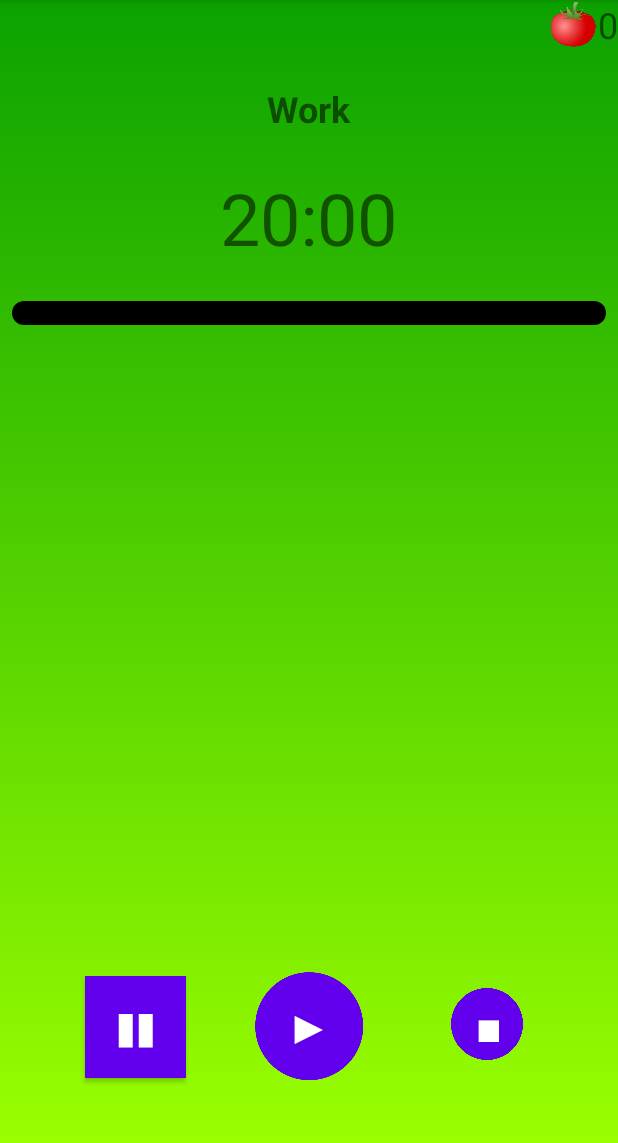
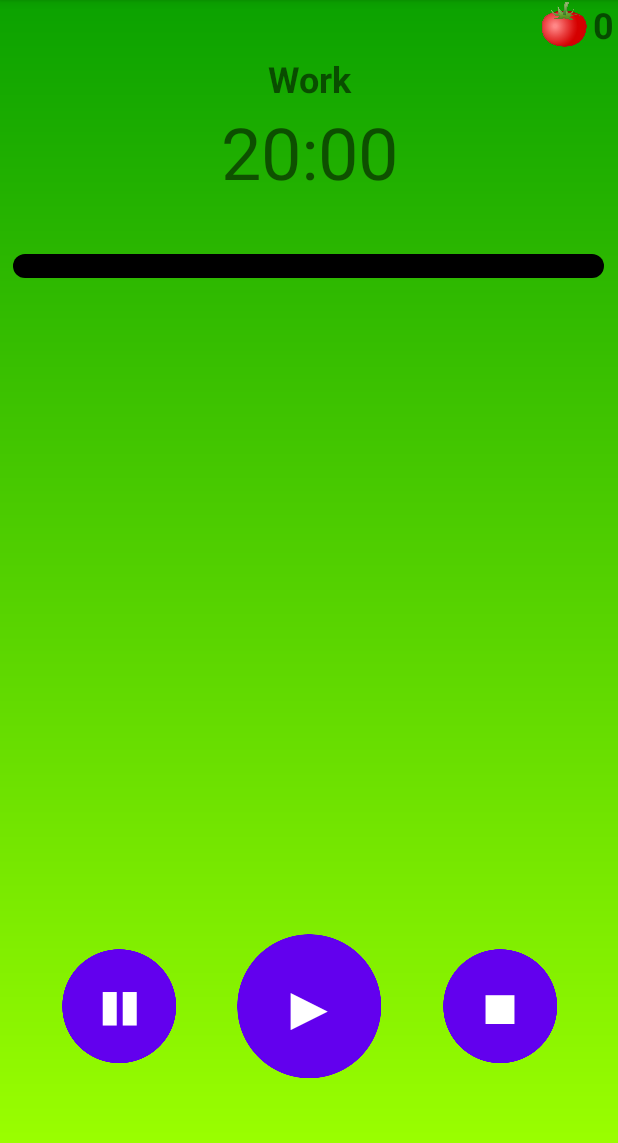
Before and after one commit to lukastojiljkovic/Pomodoro, an Android app: the screen it shows after launch (MainActivity), on a phone screen of 412 x 824 dp, the part 84-1227 px from its top. Run offline under Robolectric (Android 15) with nearby library versions, the phone set to English and light mode, and no system bars.

Commit message:
Initial Commit

```diff
--- a/app/src/main/res/layout/activity_main.xml
+++ b/app/src/main/res/layout/activity_main.xml
@@ -1,93 +1,102 @@
 <?xml version="1.0" encoding="utf-8"?>
-<RelativeLayout xmlns:android="http://schemas.android.com/apk/res/android"
+<androidx.constraintlayout.widget.ConstraintLayout xmlns:android="http://schemas.android.com/apk/res/android"
+    xmlns:app="http://schemas.android.com/apk/res-auto"
+    xmlns:tools="http://schemas.android.com/tools"
     android:layout_width="match_parent"
     android:layout_height="match_parent">
 
     <TextView
         android:id="@+id/completedPomodorosTextView"
-        android:layout_width="wrap_content"
-        android:layout_height="wrap_content"
-        android:layout_alignParentTop="true"
-        android:layout_alignParentEnd="true"
+        android:layout_width="19dp"
+        android:layout_height="32dp"
         android:text="0"
-        android:textSize="24sp" />
+        android:textAlignment="center"
+        android:textSize="24sp"
+        android:textStyle="bold"
+        app:layout_constraintEnd_toEndOf="parent"
+        app:layout_constraintTop_toTopOf="parent" />
 
     <ImageView
         android:id="@+id/tomatoImageView"
         android:layout_width="33dp"
         android:layout_height="32dp"
-        android:layout_marginEnd="0dp"
-        android:layout_toStartOf="@id/completedPomodorosTextView"
-        android:src="@drawable/tomato" />
+        android:src="@drawable/tomato"
+        app:layout_constraintBottom_toBottomOf="@+id/completedPomodorosTextView"
+        app:layout_constraintEnd_toStartOf="@+id/completedPomodorosTextView" />
 
     <TextView
         android:id="@+id/sessionNameTextView"
         android:layout_width="wrap_content"
         android:layout_height="wrap_content"
-        android:layout_below="@id/tomatoImageView"
-        android:layout_centerHorizontal="true"
-        android:layout_marginTop="24dp"
+        android:layout_marginTop="36dp"
         android:textSize="24sp"
-        android:textStyle="bold" />
+        android:textStyle="bold"
+        app:layout_constraintEnd_toEndOf="parent"
+        app:layout_constraintHorizontal_bias="0.501"
+        app:layout_constraintStart_toStartOf="parent"
+        app:layout_constraintTop_toTopOf="parent" />
 
     <TextView
         android:id="@+id/timeRemainingTextView"
         android:layout_width="wrap_content"
         android:layout_height="wrap_content"
-        android:layout_below="@id/sessionNameTextView"
-        android:layout_centerHorizontal="true"
-        android:layout_marginTop="24dp"
-        android:textSize="48sp" />
+        android:textSize="48sp"
+        app:layout_constraintEnd_toEndOf="parent"
+        app:layout_constraintHorizontal_bias="0.5"
+        app:layout_constraintStart_toStartOf="parent"
+        app:layout_constraintTop_toBottomOf="@id/sessionNameTextView"
+        app:layout_constraintVertical_bias="0.5" />
 
     <ProgressBar
         android:id="@+id/progressBar"
         style="?android:attr/progressBarStyleHorizontal"
         android:layout_width="394dp"
         android:layout_height="wrap_content"
-        android:layout_below="@id/timeRemainingTextView"
-        android:layout_alignParentStart="true"
-        android:layout_alignParentEnd="true"
-        android:layout_marginStart="8dp"
-        android:layout_marginTop="23dp"
-        android:layout_marginEnd="8dp"
-        android:progressDrawable="@drawable/custom_progress_bar" />
+        android:layout_marginTop="12dp"
+        android:progressDrawable="@drawable/custom_progress_bar"
+        app:layout_constraintBottom_toBottomOf="parent"
+        app:layout_constraintEnd_toEndOf="parent"
+        app:layout_constraintHorizontal_bias="0.47"
+        app:layout_constraintStart_toStartOf="parent"
+        app:layout_constraintTop_toBottomOf="@+id/timeRemainingTextView"
+        app:layout_constraintVertical_bias="0.04" />
 
     <Button
         android:id="@+id/playButton"
-        android:layout_width="72dp"
-        android:layout_height="72dp"
-        android:layout_alignParentBottom="true"
-        android:layout_centerHorizontal="true"
-        android:layout_marginBottom="48dp"
+        android:layout_width="96dp"
+        android:layout_height="96dp"
         android:background="@drawable/round_button_green"
         android:text="▶"
-        android:textSize="32sp" />
+        android:textSize="42sp"
+        app:layout_constraintBottom_toBottomOf="parent"
+        app:layout_constraintEnd_toEndOf="parent"
+        app:layout_constraintStart_toStartOf="parent"
+        app:layout_constraintTop_toTopOf="parent"
+        app:layout_constraintVertical_bias="0.927" />
 
     <Button
         android:id="@+id/pauseButton"
-        android:layout_width="67dp"
-        android:layout_height="68dp"
-        android:layout_alignParentEnd="true"
-        android:layout_alignParentBottom="true"
-        android:layout_marginEnd="288dp"
-        android:layout_marginBottom="49dp"
-        android:background="@drawable/round_button_yellow"
-        android:gravity="center"
-        android:padding="12dp"
-        android:shape="oval"
+        android:layout_width="76dp"
+        android:layout_height="76dp"
+        android:background="@drawable/round_button_green"
         android:text="❚❚"
-        android:textSize="24sp" />
+        android:textSize="24sp"
+        app:layout_constraintBottom_toBottomOf="@+id/playButton"
+        app:layout_constraintEnd_toStartOf="@+id/playButton"
+        app:layout_constraintStart_toStartOf="parent"
+        app:layout_constraintTop_toTopOf="@+id/playButton" />
 
     <Button
         android:id="@+id/stopButton"
-        android:layout_width="48dp"
-        android:layout_height="48dp"
-        android:layout_alignParentEnd="true"
-        android:layout_alignParentBottom="true"
-        android:layout_marginEnd="63dp"
-        android:layout_marginBottom="61dp"
-        android:background="@drawable/round_button_red"
+        android:layout_width="76dp"
+        android:layout_height="76dp"
+        android:background="@drawable/round_button_green"
         android:text="■"
-        android:textSize="24sp" />
+        android:textSize="32sp"
+        app:layout_constraintBottom_toBottomOf="@+id/playButton"
+        app:layout_constraintEnd_toEndOf="parent"
+        app:layout_constraintStart_toEndOf="@+id/playButton"
+        app:layout_constraintTop_toTopOf="@+id/playButton" />
 
-</RelativeLayout>
+
+</androidx.constraintlayout.widget.ConstraintLayout>
```
